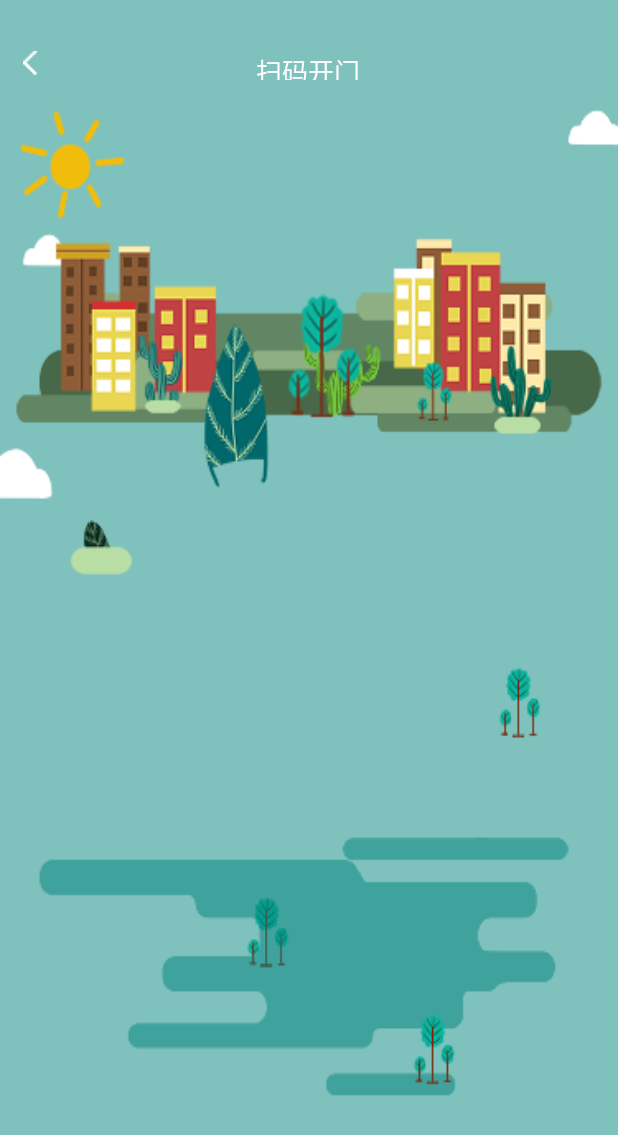
After one commit to zq13408401721/axingmu, an Android app: the layout activity_entrance__guard.xml on its own in the app's theme, with its tools: preview values and no code run, on a phone screen of 412 x 824 dp. The commit adds this screen. Shown: the top 1135 px of the screen. Run offline under Robolectric (Android 15) with nearby library versions, the phone set to English and light mode, and no system bars.

Commit message:
提交首页门禁钥匙，联系物业

```diff
--- /dev/null
+++ b/app/src/main/res/layout/activity_entrance__guard.xml
@@ -0,0 +1,28 @@
+<?xml version="1.0" encoding="utf-8"?>
+<RelativeLayout xmlns:android="http://schemas.android.com/apk/res/android"
+    xmlns:app="http://schemas.android.com/apk/res-auto"
+    xmlns:tools="http://schemas.android.com/tools"
+    android:layout_width="match_parent"
+    android:layout_height="match_parent"
+    android:background="@mipmap/beijing"
+    tools:context=".view.Entrance_GuardActivity">
+
+    <ImageView
+        android:id="@+id/iv_entrance_ground_back"
+        android:layout_width="@dimen/dp_9"
+        android:layout_height="@dimen/dp_16"
+        android:layout_marginLeft="@dimen/dp_15"
+        android:layout_marginTop="@dimen/dp_34"
+        android:src="@mipmap/fanhubai"
+        app:layout_constraintLeft_toLeftOf="parent"
+        app:layout_constraintTop_toTopOf="parent" />
+    <TextView
+        android:layout_width="@dimen/dp_70"
+        android:layout_height="@dimen/dp_19"
+        android:text="扫码开门"
+        android:textColor="#FFFFFF"
+        android:textSize="17sp"
+        android:layout_marginTop="@dimen/dp_34"
+        android:layout_centerHorizontal="true"
+         />
+</RelativeLayout>
--- a/app/src/main/res/layout/fragment_home_.xml
+++ b/app/src/main/res/layout/fragment_home_.xml
@@ -6,6 +6,7 @@
     tools:context=".fragment.Home_Fragment">
 
     <RelativeLayout
+        android:id="@+id/home_relativelayout"
         android:layout_width="match_parent"
         android:layout_height="match_parent">
 
@@ -137,7 +138,7 @@
                 android:text="@string/warranty" />
 
             <TextView
-
+                android:id="@+id/visitant"
                 android:layout_width="@dimen/dp_44"
                 android:layout_height="@dimen/dp_13"
                 android:textSize="@dimen/dp_10"
```
Also changed, not shown: app/src/main/java/com/example/myapplication/fragment/Home_Fragment.java (+58 -8 lines), app/src/main/java/com/example/myapplication/view/Entrance_GuardActivity.java (+30 -8 lines), app/src/main/res/layout/popupwindow.xml (+58 -3 lines), app/src/main/res/mipmap-xxhdpi/beijing.png (added), app/src/main/res/mipmap-xxhdpi/duihuakuang.png (added), app/src/main/res/mipmap-xxhdpi/fanhubai.png (added), app/src/main/res/mipmap-xxhdpi/tankuang.png (added), app/src/main/res/mipmap-xxhdpi/wuyekefu.png (added), app/src/main/res/mipmap-xxxhdpi/beijing.png (added), app/src/main/res/mipmap-xxxhdpi/duihuakuang.png (added), app/src/main/res/mipmap-xxxhdpi/fanhubai.png (added), app/src/main/res/mipmap-xxxhdpi/tankuang.png (added), app/src/main/res/mipmap-xxxhdpi/wuyekefu.png (added).
